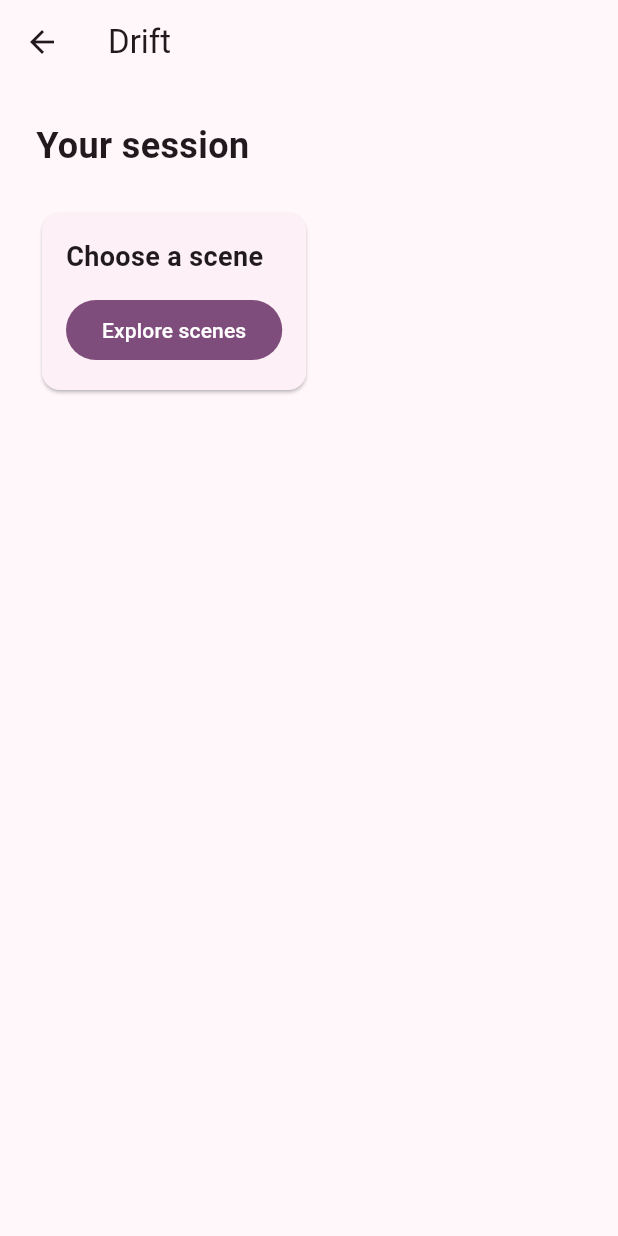
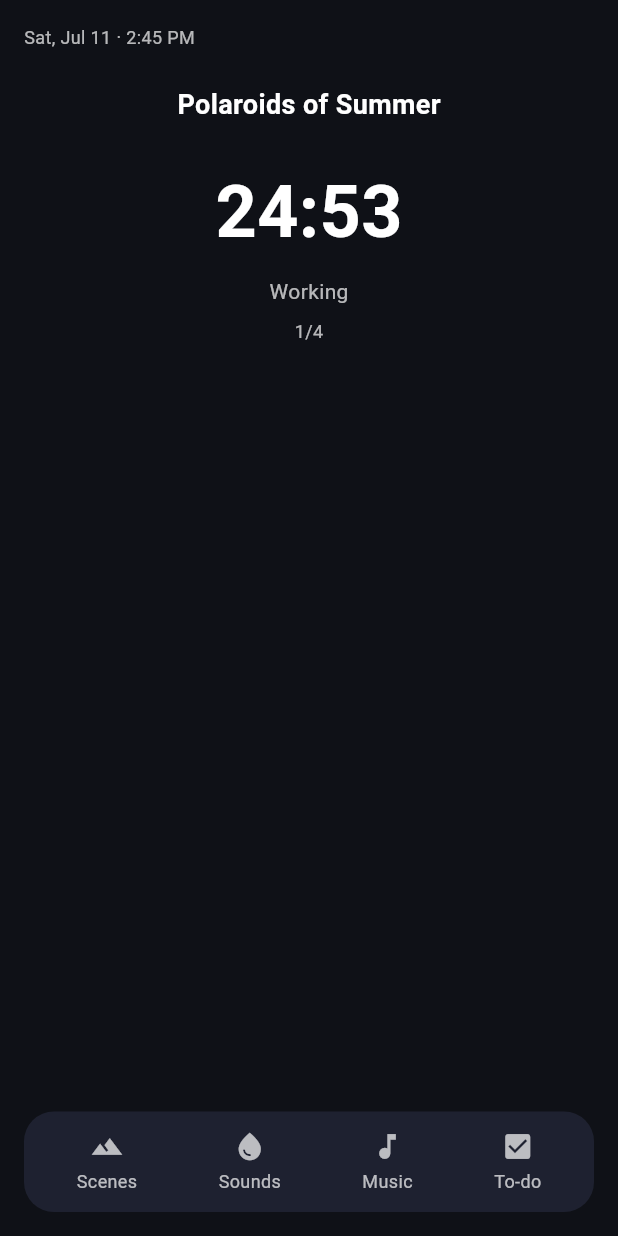
Before and after one commit to Migui-Alcantara/Drift, a Flutter app: the HomeScreen screen opened directly, on a phone screen of 412 x 824 dp. Run offline on Flutter 3.47's test engine with Material 3 defaults, Android fonts, the phone set to English and light mode, and no system bars; our stand-ins replace device_preview.

Commit message:
Build initial Drift welcome and home screens

```diff
--- a/lib/main.dart
+++ b/lib/main.dart
@@ -92,52 +92,118 @@ class HomeScreen extends StatelessWidget {
   @override
   Widget build(BuildContext context) {
     return Scaffold(
-      appBar: AppBar(
-        title: const Text('Drift'),
+      backgroundColor: const Color(0xFF0F1117),
+
+      body: SafeArea(
+        child: Padding(
+          padding: const EdgeInsets.all(16),
+          child: Column(
+            children: [
+              // Date and time
+              const Align(
+                alignment: Alignment.centerLeft,
+                child: Text(
+                  'Sat, Jul 11 · 2:45 PM',
+                  style: TextStyle(
+                    color: Colors.white70,
+                    fontSize: 12,
+                  ),
+                ),
               ),
 
-      body: Padding(
-        padding: const EdgeInsets.all(24),
-        child: Column(
-          crossAxisAlignment: CrossAxisAlignment.start,
-          children: [
+              const SizedBox(height: 24),
+
+              // Current music
               const Text(
-              'Your session',
+                'Polaroids of Summer',
                 style: TextStyle(
-                fontSize: 24,
+                  color: Colors.white,
+                  fontSize: 18,
                   fontWeight: FontWeight.bold,
                 ),
               ),
 
               const SizedBox(height: 24),
 
-            Card(
-              child: Padding(
-                padding: const EdgeInsets.all(16),
-                child: Column(
-                  crossAxisAlignment: CrossAxisAlignment.start,
-                  children: [
+              // Timer
               const Text(
-                      'Choose a scene',
+                '24:53',
                 style: TextStyle(
-                        fontSize: 18,
+                  color: Colors.white,
+                  fontSize: 48,
                   fontWeight: FontWeight.bold,
                 ),
               ),
 
-                    const SizedBox(height: 12),
+              const SizedBox(height: 8),
 
-                    FilledButton(
-                      onPressed: () {},
-                      child: const Text('Explore scenes'),
+              // Status
+              const Text(
+                'Working',
+                style: TextStyle(
+                  color: Colors.white70,
+                  fontSize: 14,
+                ),
+              ),
+
+              const SizedBox(height: 8),
+
+              // Session progress
+              const Text(
+                '1/4',
+                style: TextStyle(
+                  color: Colors.white70,
+                  fontSize: 12,
+                ),
+              ),
+
+              const Spacer(),
+
+              // Bottom navigation
+              Container(
+                padding: const EdgeInsets.symmetric(
+                  vertical: 12,
+                  horizontal: 8,
+                ),
+                decoration: BoxDecoration(
+                  color: const Color(0xFF1E2130),
+                  borderRadius: BorderRadius.circular(20),
+                ),
+                child: Row(
+                  mainAxisAlignment: MainAxisAlignment.spaceAround,
+                  children: [
+                    _navItem(Icons.landscape, 'Scenes'),
+                    _navItem(Icons.water_drop, 'Sounds'),
+                    _navItem(Icons.music_note, 'Music'),
+                    _navItem(Icons.check_box, 'To-do'),
+                  ],
+                ),
               ),
             ],
           ),
         ),
       ),
-          ],
+    );
+  }
+
+  Widget _navItem(IconData icon, String label) {
+    return Column(
+      mainAxisSize: MainAxisSize.min,
+      children: [
+        Icon(
+          icon,
+          color: Colors.white70,
+          size: 22,
+        ),
+        const SizedBox(height: 4),
+        Text(
+          label,
+          style: const TextStyle(
+            color: Colors.white70,
+            fontSize: 12,
           ),
         ),
+      ],
     );
   }
 }
```
Also changed, not shown: 1 other file. Lines whose indentation alone changed are shown as unchanged.
